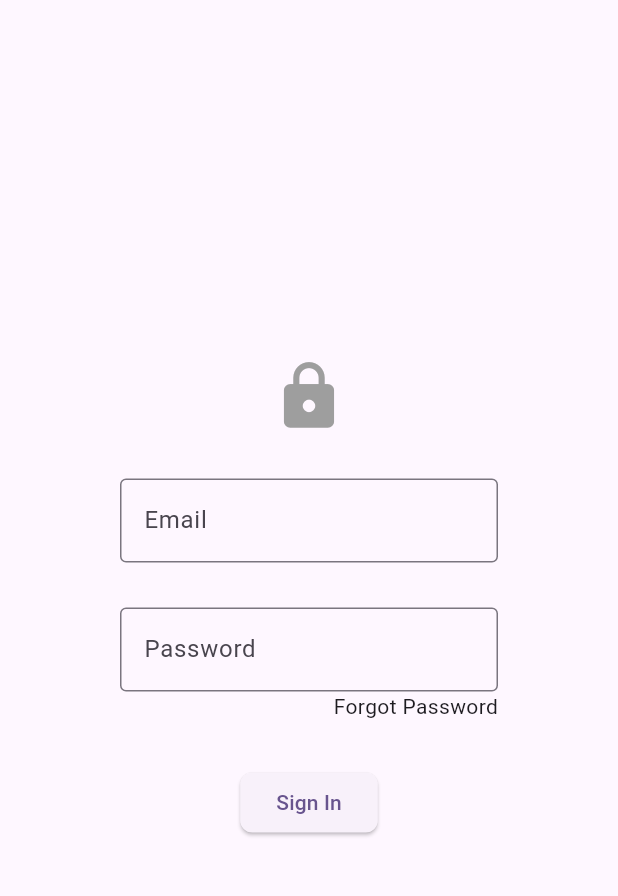
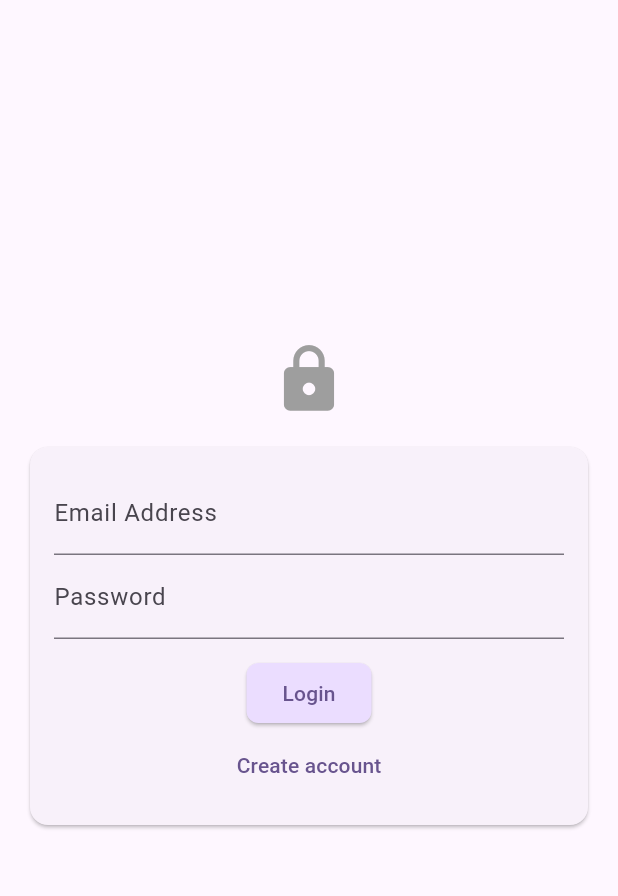
Before and after one commit to hokieknight/pluto_games, a Flutter app: the screen it shows after launch, on a phone screen of 412 x 824 dp, the part 84-980 px from its top. Run offline on Flutter 3.47's test engine with Material 3 defaults, Android fonts, the phone set to English and light mode, and no system bars; our stand-ins replace firebase_auth, firebase_core, flutter_riverpod; accounts and stored records are empty; generated files the repository leaves out were written again.

Commit message:
implement user authentication to firebase

```diff
--- a/lib/main.dart
+++ b/lib/main.dart
@@ -1,9 +1,15 @@
 import 'package:flutter/material.dart';
+import 'package:firebase_core/firebase_core.dart';
+import 'firebase_options.dart';
 //import 'package:google_fonts/google_fonts.dart';
 
 import 'package:pluto_games/screens/login_screen.dart';
 
-void main() {
+void main() async {
+  WidgetsFlutterBinding.ensureInitialized();
+  await Firebase.initializeApp(
+    options: DefaultFirebaseOptions.currentPlatform,
+  );
   runApp(const MyApp());
 }
 
@@ -12,11 +18,16 @@ final lightTheme = ThemeData.light().copyWith(
     seedColor: Colors.deepPurple,
   ),
   elevatedButtonTheme: ElevatedButtonThemeData(
-    style: ButtonStyle(
-      shape: MaterialStateProperty.all<RoundedRectangleBorder>(
-        RoundedRectangleBorder(
-          borderRadius: BorderRadius.circular(8),
-        ),
+    style: ElevatedButton.styleFrom(
+      shape: RoundedRectangleBorder(
+        borderRadius: BorderRadius.circular(8),
+      ),
+    ),
+  ),
+  textButtonTheme: TextButtonThemeData(
+    style: TextButton.styleFrom(
+      shape: RoundedRectangleBorder(
+        borderRadius: BorderRadius.circular(8),
       ),
     ),
   ),
@@ -28,11 +39,16 @@ final darkTheme = ThemeData.dark().copyWith(
     brightness: Brightness.dark,
   ),
   elevatedButtonTheme: ElevatedButtonThemeData(
-    style: ButtonStyle(
-      shape: MaterialStateProperty.all<RoundedRectangleBorder>(
-        RoundedRectangleBorder(
-          borderRadius: BorderRadius.circular(8),
-        ),
+    style: ElevatedButton.styleFrom(
+      shape: RoundedRectangleBorder(
+        borderRadius: BorderRadius.circular(8),
+      ),
+    ),
+  ),
+  textButtonTheme: TextButtonThemeData(
+    style: TextButton.styleFrom(
+      shape: RoundedRectangleBorder(
+        borderRadius: BorderRadius.circular(8),
       ),
     ),
   ),
--- a/lib/screens/login_screen.dart
+++ b/lib/screens/login_screen.dart
@@ -1,10 +1,10 @@
 import 'package:flutter/material.dart';
-import 'package:pluto_games/widgets/my_textfield.dart';
+import 'package:firebase_auth/firebase_auth.dart';
 import 'package:pluto_games/screens/main_screen.dart';
 
+final _firebase = FirebaseAuth.instance;
+
 class LoginScreen extends StatefulWidget {
-  static String routeName = '/login';
-
   const LoginScreen({super.key});
 
   @override
@@ -12,10 +12,39 @@ class LoginScreen extends StatefulWidget {
 }
 
 class _LoginScreenState extends State<LoginScreen> {
-  final usernameController = TextEditingController();
-  final passwordController = TextEditingController();
+  final _formKey = GlobalKey<FormState>();
+  bool _isLogin = true;
+  String _enteredEmail = '';
+  String _enteredPassword = '';
 
-  void login() {
+  void _login() async {
+    final isValid = _formKey.currentState!.validate();
+    if (!isValid) {
+      return;
+    }
+    _formKey.currentState!.save();
+
+    bool loginOK = true;
+    try {
+      if (_isLogin) {
+        final userCreds = await _firebase.signInWithEmailAndPassword(
+            email: _enteredEmail, password: _enteredPassword);
+        print(userCreds);
+      } else {
+        final userCreds = await _firebase.createUserWithEmailAndPassword(
+            email: _enteredEmail, password: _enteredPassword);
+        print(userCreds);
+      }
+    } on FirebaseAuthException catch (error) {
+      //if (error.code == 'email-already-in-use') {}
+      loginOK = false;
+      ScaffoldMessenger.of(context).clearSnackBars();
+      ScaffoldMessenger.of(context).showSnackBar(SnackBar(
+        content: Text(error.message ?? 'Authentication failed'),
+      ));
+    }
+
+    if (loginOK) {
       Navigator.push(
         context,
         MaterialPageRoute(
@@ -23,18 +52,12 @@ class _LoginScreenState extends State<LoginScreen> {
         ),
       );
     }
+  }
 
   @override
   void initState() {
     super.initState();
     //_socketMethods.loginSuccessListener(context);
-  }
-
-  @override
-  void dispose() {
-    super.dispose();
-    usernameController.dispose();
-    passwordController.dispose();
   }
 
   @override
@@ -45,6 +68,7 @@ class _LoginScreenState extends State<LoginScreen> {
         title: const Text('Pluto Games'),
       ),
       body: Center(
+        child: SingleChildScrollView(
           child: Column(
             mainAxisAlignment: MainAxisAlignment.center,
             children: [
@@ -54,32 +78,77 @@ class _LoginScreenState extends State<LoginScreen> {
                 size: 50,
                 color: Colors.grey,
               ),
-            const SizedBox(height: 30),
-            MyTextField(
-              hintText: 'Email',
-              controller: usernameController,
+              Card(
+                  margin: const EdgeInsets.all(20),
+                  child: SingleChildScrollView(
+                    child: Padding(
+                      padding: const EdgeInsets.all(16),
+                      child: Form(
+                        key: _formKey,
+                        child: Column(
+                          mainAxisSize: MainAxisSize.min,
+                          children: [
+                            TextFormField(
+                              decoration: const InputDecoration(
+                                labelText: 'Email Address',
                               ),
-            const SizedBox(height: 30),
-            MyTextField(
-              hintText: 'Password',
-              controller: passwordController,
+                              keyboardType: TextInputType.emailAddress,
+                              autocorrect: false,
+                              textCapitalization: TextCapitalization.none,
+                              validator: (value) {
+                                if (value == null ||
+                                    value.trim().isEmpty ||
+                                    !value.contains('@')) {
+                                  return 'Please enter valied email';
+                                }
+                                return null;
+                              },
+                              onSaved: (value) {
+                                _enteredEmail = value!;
+                              },
+                            ),
+                            TextFormField(
+                              decoration: const InputDecoration(
+                                labelText: 'Password',
+                              ),
                               obscureText: true,
+                              validator: (value) {
+                                if (value == null || value.trim().length < 6) {
+                                  return 'Password must be 6 characters long';
+                                }
+                                return null;
+                              },
+                              onSaved: (value) {
+                                _enteredPassword = value!;
+                              },
                             ),
-            const Padding(
-              padding: EdgeInsets.symmetric(horizontal: 80),
-              child: Row(
-                mainAxisAlignment: MainAxisAlignment.end,
-                children: [
-                  Text('Forgot Password'),
+                            const SizedBox(height: 12),
+                            ElevatedButton(
+                              onPressed: _login,
+                              style: ElevatedButton.styleFrom(
+                                backgroundColor: Theme.of(context)
+                                    .colorScheme
+                                    .primaryContainer,
+                              ),
+                              child: Text(_isLogin ? 'Login' : 'Signup'),
+                            ),
+                            TextButton(
+                              onPressed: () {
+                                setState(() {
+                                  _isLogin = !_isLogin;
+                                });
+                              },
+                              child: Text(_isLogin
+                                  ? 'Create account'
+                                  : 'I have account'),
+                            ),
                           ],
                         ),
                       ),
-            const SizedBox(height: 30),
-            ElevatedButton(
-              onPressed: login,
-              child: const Text("Sign In"),
                     ),
+                  )),
             ],
+          ),
         ),
       ),
     );
--- a/pubspec.yaml
+++ b/pubspec.yaml
@@ -36,6 +36,9 @@ dependencies:
   # Use with the CupertinoIcons class for iOS style icons.
   cupertino_icons: ^1.0.2
   google_fonts: ^6.1.0
+  flutter_riverpod: ^2.4.9
+  firebase_core: ^2.24.2
+  firebase_auth: ^4.16.0
 
 dev_dependencies:
   flutter_test:
```
Also changed, not shown: lib/models/game.dart (added, +22 -0 lines), lib/providers/game_provider.dart (added, +13 -0 lines), lib/screens/new_game_screen.dart (+3 -11 lines), pubspec.lock, 1 other file. Lines whose indentation alone changed are shown as unchanged.
